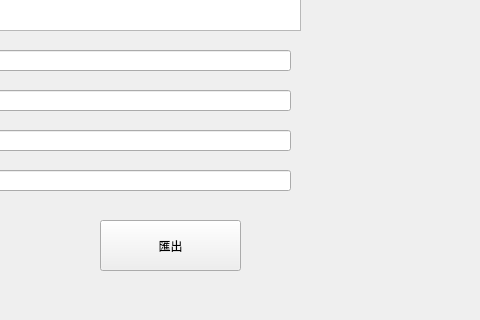
The window that ContactBook/mywidget.ui (citxyuuzed10430128-sys/ContactBook_Folder) describes before a commit, drawn with Qt 5; both pictures show x 320 to 800 and y 280 to 600 of the 800 by 600 pixel window.
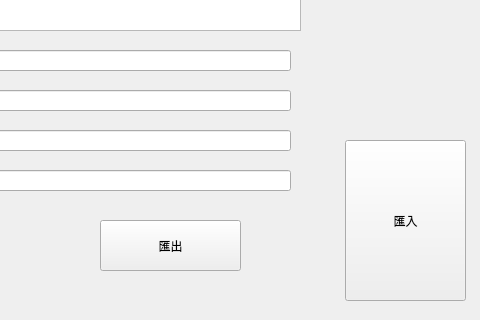
The same window after the commit.

Commit message: Final: add CSV import feature, remove build files from repo

Patch:
```diff
--- a/ContactBook/mywidget.ui
+++ b/ContactBook/mywidget.ui
@@ -141,6 +141,19 @@
     <string>匯出</string>
    </property>
   </widget>
+  <widget class="QPushButton" name="importButton">
+   <property name="geometry">
+    <rect>
+     <x>665</x>
+     <y>420</y>
+     <width>121</width>
+     <height>161</height>
+    </rect>
+   </property>
+   <property name="text">
+    <string>匯入</string>
+   </property>
+  </widget>
  </widget>
  <resources/>
  <connections/>
```
The commit also changes 7 other files.
